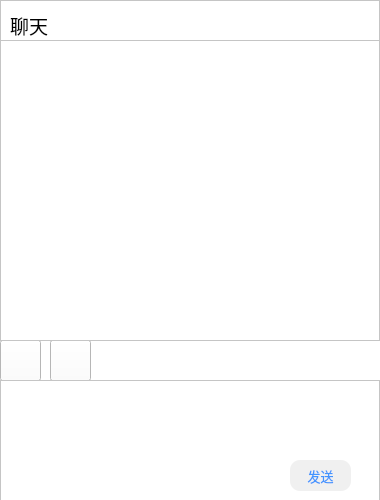
joshmiao/LiteChat, file client/litechat_dialog.ui: the form before one commit.
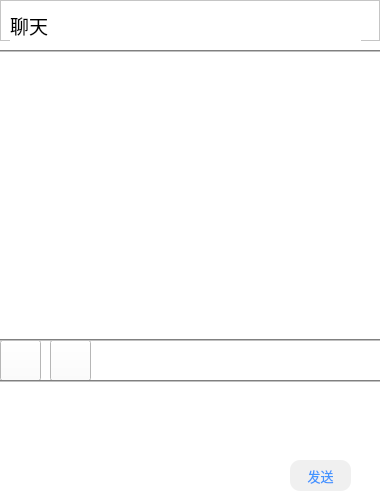
The form after the commit. Icons and pictures are not drawn.

Patch:
```diff
--- a/client/litechat_dialog.ui
+++ b/client/litechat_dialog.ui
@@ -32,9 +32,9 @@
    <property name="geometry">
     <rect>
      <x>0</x>
-     <y>40</y>
+     <y>50</y>
      <width>380</width>
-     <height>301</height>
+     <height>291</height>
     </rect>
    </property>
    <property name="minimumSize">
@@ -44,7 +44,9 @@
     </size>
    </property>
    <property name="styleSheet">
-    <string notr="true"/>
+    <string notr="true">border-radius:0;
+border-bottom:2px groove gray;
+border-top:2px groove gray;</string>
    </property>
    <property name="horizontalScrollBarPolicy">
     <enum>Qt::ScrollBarAlwaysOff</enum>
@@ -56,7 +58,7 @@
      <x>0</x>
      <y>380</y>
      <width>380</width>
-     <height>121</height>
+     <height>111</height>
     </rect>
    </property>
    <property name="sizePolicy">
@@ -72,7 +74,8 @@
     </size>
    </property>
    <property name="styleSheet">
-    <string notr="true"/>
+    <string notr="true">border-radius:0;
+border-top:2px groove gray;</string>
    </property>
   </widget>
   <widget class="QPushButton" name="pushButton">
```
